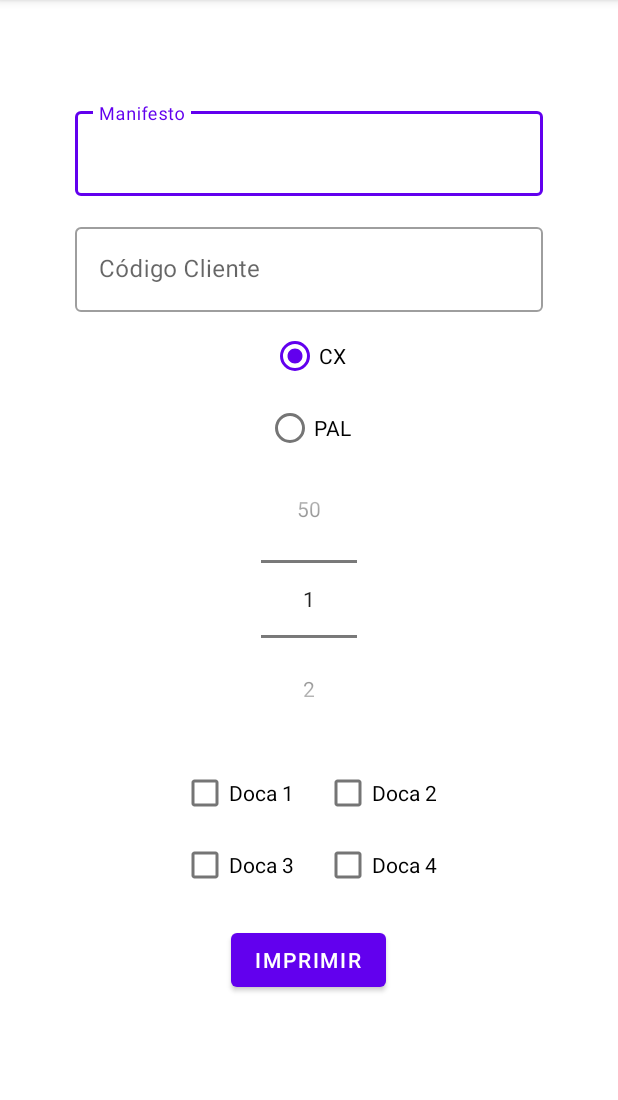
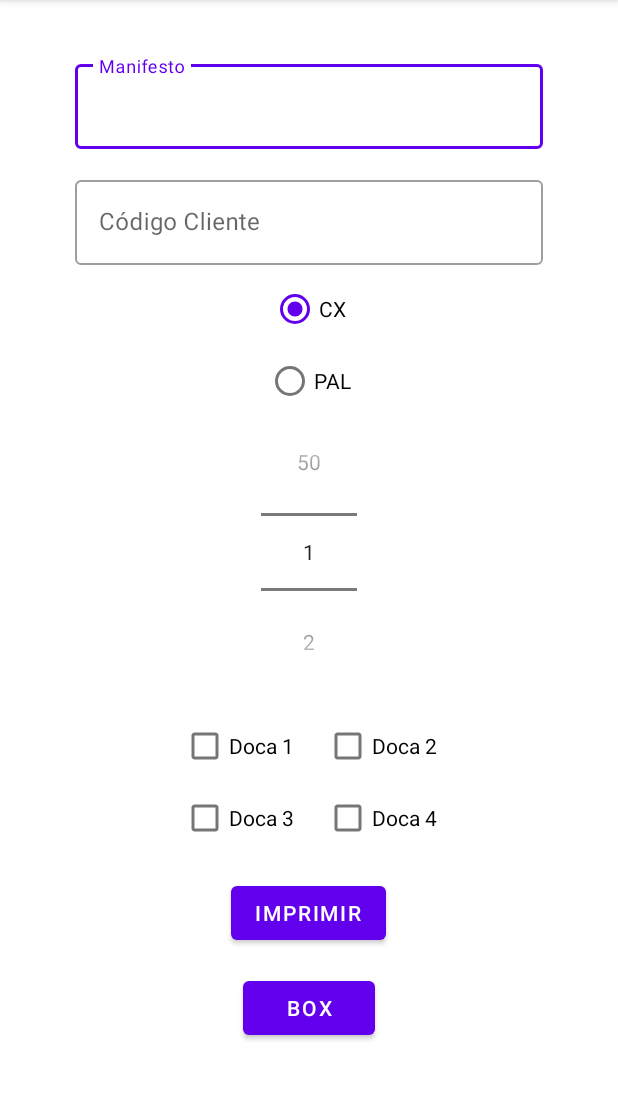
Before and after one commit to iAN3107/Etiquetas, an Android app: the screen it shows after launch (MainActivity), on a phone screen of 412 x 824 dp, the part 84-1184 px from its top. Run offline under Robolectric (Android 15) with nearby library versions, the phone set to English and light mode, and no system bars; libraries missing offline, so code that uses them is left out: fr.w3blog.zpl.

Commit message:
Quase finalizada layout e programação de impressão box; esperando alinhamento para volumetria de impressão do box;

```diff
--- a/app/src/main/java/com/cutti/etiquetas/MainActivity.java
+++ b/app/src/main/java/com/cutti/etiquetas/MainActivity.java
@@ -3,6 +3,7 @@ package com.cutti.etiquetas;
 import androidx.appcompat.app.AppCompatActivity;
 
 import android.annotation.SuppressLint;
+import android.content.Intent;
 import android.os.Bundle;
 import android.os.StrictMode;
 import android.view.View;
@@ -31,7 +32,7 @@ public class MainActivity extends AppCompatActivity {
 
     private TextInputEditText manifesto, codCliente;
     private RadioGroup tipo;
-    private Button botaoImprime;
+    private Button botaoImprime, boxButton;
     private RadioButton tipoSelect;
     private CheckBox doca1, doca2, doca3, doca4;
     private TextView textView;
@@ -49,6 +50,7 @@ public class MainActivity extends AppCompatActivity {
         manifesto = findViewById(R.id.manifesto);
         codCliente = findViewById(R.id.codCliente);
         tipo = findViewById(R.id.tipo);
+        boxButton = findViewById(R.id.boxButton);
         numeroEtiqueta = findViewById(R.id.numeroEtiqueta);
         botaoImprime = findViewById(R.id.botaoImprime);
 
@@ -79,6 +81,21 @@ public class MainActivity extends AppCompatActivity {
 
             }
         });
+
+        boxButton.setOnClickListener(new View.OnClickListener()
+             {
+                 @Override
+                 public void onClick(View view) {
+
+                     try {
+                         Intent intent = new Intent(getApplicationContext(), Box.class);
+                         startActivity(intent);
+                     }
+                     catch (Exception e){}
+                 }
+             }
+
+        );
 
         //Executa o imprime para imprimir as etiquetas
 
--- /dev/null
+++ b/app/src/main/java/com/cutti/etiquetas/controller/BoxController.java
@@ -0,0 +1,5 @@
+package com.cutti.etiquetas.controller;
+
+public class BoxController {
+
+}
--- a/app/src/main/res/layout/activity_main.xml
+++ b/app/src/main/res/layout/activity_main.xml
@@ -124,6 +124,13 @@
             android:id="@+id/botaoImprime"
             />
 
+        <Button
+            android:id="@+id/boxButton"
+            android:layout_width="wrap_content"
+            android:layout_height="wrap_content"
+            android:layout_marginTop="15sp"
+            android:text="BOX" />
+
         <TextView
             android:id="@+id/textView"
             android:layout_marginTop="15sp"
@@ -135,7 +142,6 @@
             android:text="MANIFESTO NÃO EXISTENTE" />
 
 
-
     </LinearLayout>
 
 </androidx.constraintlayout.widget.ConstraintLayout>
```
Also changed, not shown: app/build.gradle (+8 -0 lines), app/src/main/java/com/cutti/etiquetas/Box.java (+81 -0 lines), app/src/main/res/layout/box.xml (+8 -0 lines), app/src/main/assets/images/DSOlogo.png (added).
